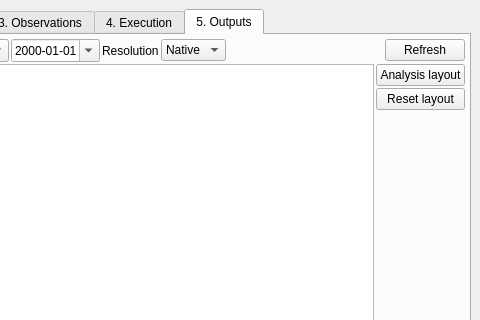
First picture: the form in src/mhm_qgis/qt/ui/forms/mhm_qgis_main.ui, repository mhm-ufz/mHM-QGIS, before the edit; both pictures show x 336 to 816 and y 0 to 320 of the 816 by 917 pixel window.
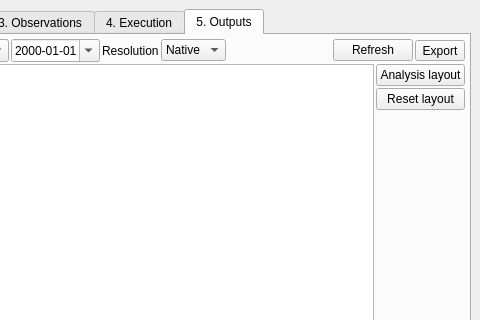
Second picture: the form after the edit. The open tabs and pages were chosen to show the change. Icons and pictures are not drawn. Custom widgets are drawn as their Qt base class.

Commit message:
Add export of the current analysis view
Tables as CSV, plots as PNG, SVG and CSV, maps as GeoTIFF and CF netCDF.

The edit to the form file:
```diff
--- a/src/mhm_qgis/qt/ui/forms/mhm_qgis_main.ui
+++ b/src/mhm_qgis/qt/ui/forms/mhm_qgis_main.ui
@@ -2961,6 +2961,19 @@
            </property>
           </widget>
          </item>
+         <item>
+          <widget class="QToolButton" name="toolButton_postExport">
+           <property name="toolTip">
+            <string>Export the shown view (its tables, plots and maps) to a folder, or archive the current run.</string>
+           </property>
+           <property name="text">
+            <string>Export</string>
+           </property>
+           <property name="popupMode">
+            <enum>QToolButton::InstantPopup</enum>
+           </property>
+          </widget>
+         </item>
         </layout>
        </item>
        <item>
```
The commit also changes 6 other files.
